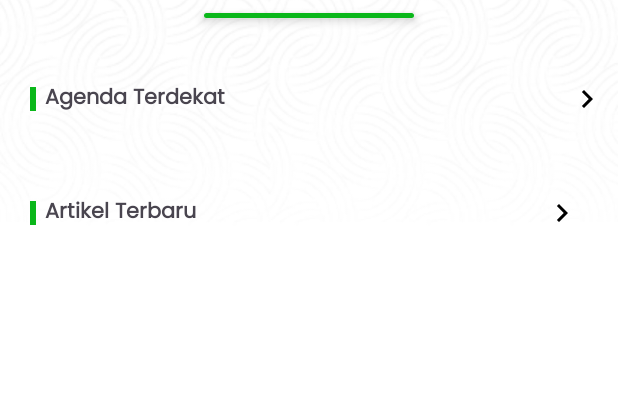
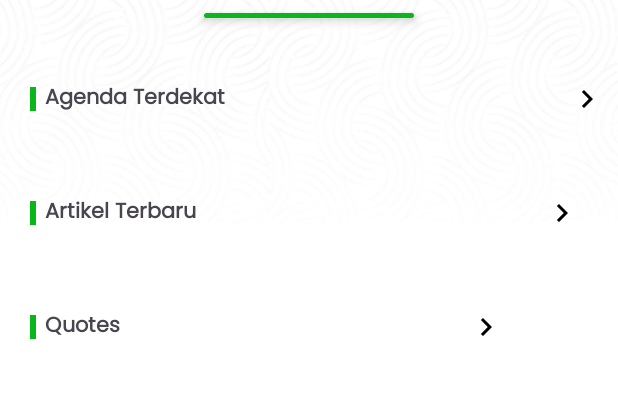
Before and after one commit to cyberannur2/Annur2App, an Android app: the screen it shows after launch (MainActivity), on a phone screen of 412 x 824 dp, the part 464-862 px from its top. Run offline under Robolectric (Android 15) with nearby library versions, the phone set to English and light mode, and no system bars.

Commit message:
add Quote line

```diff
--- a/app/src/main/res/layout/activity_main.xml
+++ b/app/src/main/res/layout/activity_main.xml
@@ -177,6 +177,7 @@
     <!--    Artikel Terbaru-->
 
     <LinearLayout
+        android:id="@+id/layout_artikel"
         android:layout_width="match_parent"
         android:layout_height="wrap_content"
         android:layout_marginStart="20dp"
@@ -215,4 +216,46 @@
             android:src="@drawable/ic_right" />
 
     </LinearLayout>
+
+<!--    Quote-->
+
+    <LinearLayout
+        android:layout_width="match_parent"
+        android:layout_height="wrap_content"
+        android:layout_marginStart="20dp"
+        android:layout_marginTop="32dp"
+        android:elevation="4dp"
+        android:gravity="center_vertical"
+        app:layout_constraintStart_toStartOf="parent"
+        app:layout_constraintTop_toBottomOf="@id/layout_artikel">
+
+        <View
+            android:id="@+id/line_quote"
+            android:layout_width="4dp"
+            android:layout_height="16dp"
+            android:background="@drawable/bg_line" />
+
+        <Space
+            android:layout_width="6dp"
+            android:layout_height="0dp" />
+
+        <TextView
+            android:layout_width="wrap_content"
+            android:layout_height="wrap_content"
+            android:fontFamily="@font/poppins"
+            android:text="Quotes"
+            android:textSize="14sp"
+            android:textStyle="bold" />
+
+        <Space
+            android:layout_width="220dp"
+            android:layout_height="0dp" />
+
+        <ImageButton
+            android:layout_width="wrap_content"
+            android:layout_height="wrap_content"
+            android:backgroundTint="#00000000"
+            android:src="@drawable/ic_right" />
+
+    </LinearLayout>
 </androidx.constraintlayout.widget.ConstraintLayout>
```
